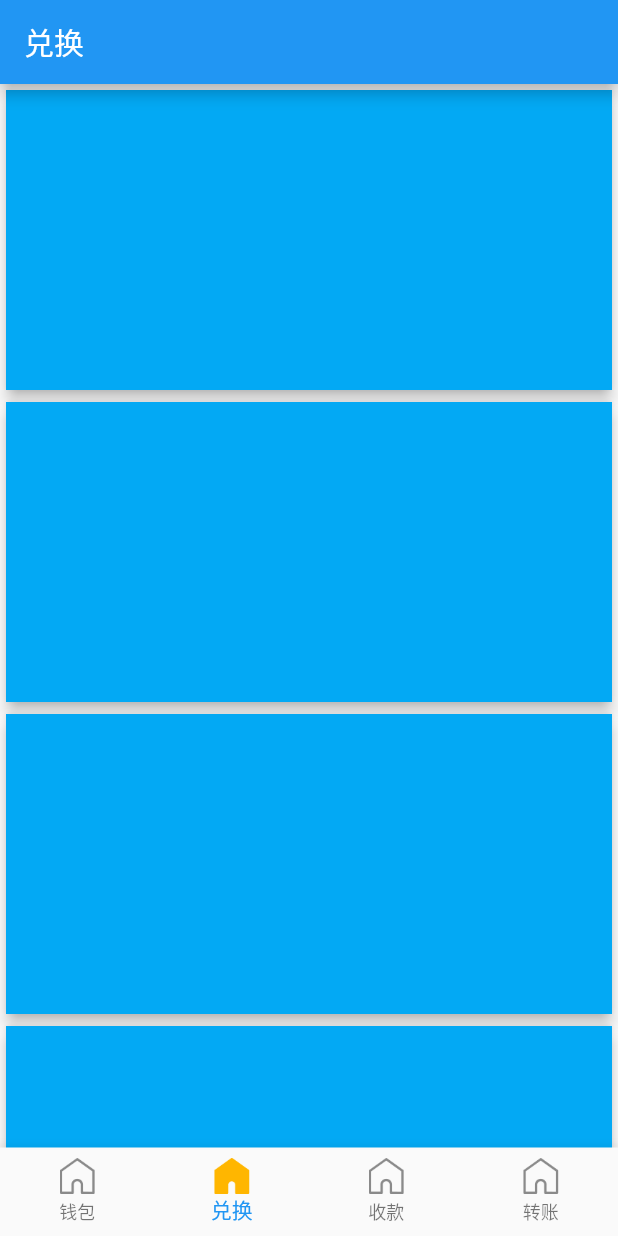
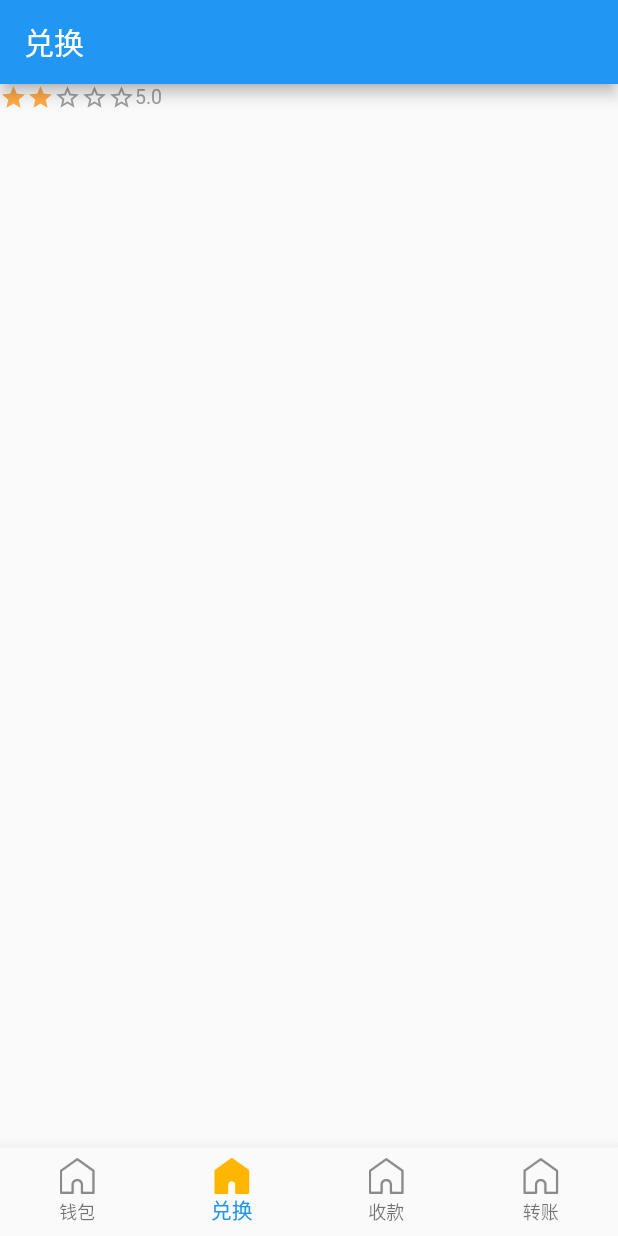
Before and after one commit to youwallet/wallet, a Flutter app: the screen it shows after launch, item 2 of the bottom bar chosen, on a phone screen of 412 x 824 dp. Run offline on Flutter 3.47's test engine with Material 2 defaults, Android fonts, the phone set to English and light mode, and no system bars; our stand-ins replace local_auth.

Commit message:
for #18 添加一个测试组件，分离组件代码到widgets文件夹

```diff
--- a/flutter_app/lib/tab_exchange.dart
+++ b/flutter_app/lib/tab_exchange.dart
@@ -1,4 +1,5 @@
 import 'package:flutter/material.dart';
+import 'package:youwallet/widgets/rating.dart';
 
 class TabExchange extends StatefulWidget {
   @override
@@ -20,11 +21,7 @@ class Page extends State<TabExchange> {
       appBar: buildAppBar(context),
       body: new ListView(
         children: [
-          walleCard(context),
-          walleCard(context),
-          walleCard(context),
-          walleCard(context),
-          walleCard(context),
+          RatingBar(5)
         ],
       ),
     );
--- /dev/null
+++ b/flutter_app/lib/widgets/rating.dart
@@ -0,0 +1,61 @@
+import 'package:flutter/material.dart';
+
+class RatingBar extends StatelessWidget {
+  var stars;
+  final double size;
+  final double fontSize;
+  final color = Color.fromARGB(255, 255, 170, 71);
+
+  RatingBar(this.stars, {Key key, this.size = 18.0, this.fontSize = 13.0})
+      : super(key: key);
+
+  @override
+  Widget build(BuildContext context) {
+    stars = stars * 1.0;
+    List<Widget> startList = [];
+    //实心星星
+    var startNumber = stars ~/ 2;
+    //半实心星星
+    var startHalf = 0;
+    if (stars.toString().contains('.')) {
+      int tmp = int.parse((stars.toString().split('.')[1]));
+      if (tmp >= 5) {
+        startHalf = 1;
+      }
+    }
+    //空心星星
+    var startEmpty = 5 - startNumber - startHalf;
+
+    for (var i = 0; i < startNumber; i++) {
+      startList.add(Icon(
+        Icons.star,
+        color: color,
+        size: size,
+      ));
+    }
+    if (startHalf > 0) {
+      startList.add(Icon(
+        Icons.star_half,
+        color: color,
+        size: size,
+      ));
+    }
+    for (var i = 0; i < startEmpty; i++) {
+      startList.add(Icon(
+        Icons.star_border,
+        color: Colors.grey,
+        size: size,
+      ));
+    }
+    startList.add(Text(
+      '$stars',
+      style: TextStyle(color: Colors.grey, fontSize: fontSize),
+    ));
+    return Container(
+      alignment: Alignment.topLeft,
+      child: Row(
+        children: startList,
+      ),
+    );
+  }
+}
--- a/flutter_app/pubspec.yaml
+++ b/flutter_app/pubspec.yaml
@@ -1,4 +1,4 @@
-name: flutter_app
+name: youwallet
 description: A new Flutter application.
 
 # The following defines the version and build number for your application.
```
Also changed, not shown: flutter_app/lib/main.dart (+6 -6 lines), flutter_app/lib/pages/rating.dart (added), 1 other file.
